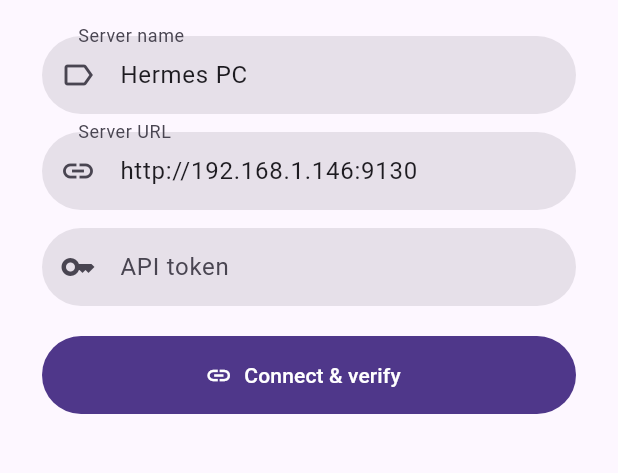
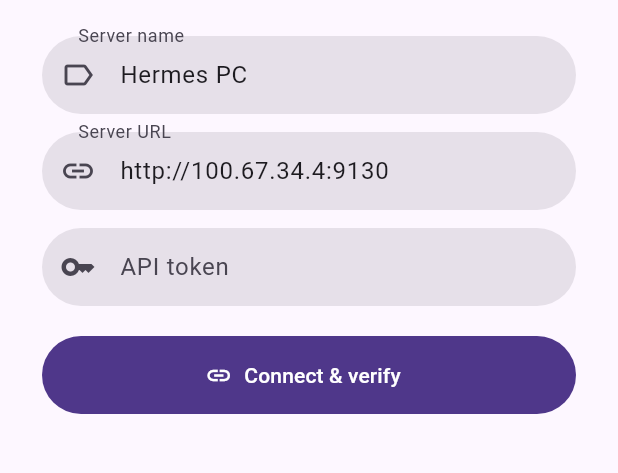
Before and after one commit to Flexingg/hermes-mobile, a Flutter app: the screen it shows after launch, on a phone screen of 412 x 824 dp, the part 567-1040 px from its top. Run offline on Flutter 3.47's test engine with Material 3 defaults, Android fonts, the phone set to English and light mode, and no system bars; drawn by our look-alikes of dynamic_color; our stand-ins replace flutter_markdown, flutter_secure_storage, local_auth, share_plus, shared_preferences.

Commit message:
Default connect URL to Tailscale IP (hermes-pc 100.67.34.4)

```diff
--- a/lib/features/connection/connect_server_page.dart
+++ b/lib/features/connection/connect_server_page.dart
@@ -13,7 +13,7 @@ class ConnectServerPage extends StatefulWidget {
 
 class _ConnectServerPageState extends State<ConnectServerPage> {
   final _name = TextEditingController(text: 'Hermes PC');
-  final _url = TextEditingController(text: 'http://192.168.1.146:9130');
+  final _url = TextEditingController(text: 'http://100.67.34.4:9130');
   final _token = TextEditingController();
 
   @override
```
